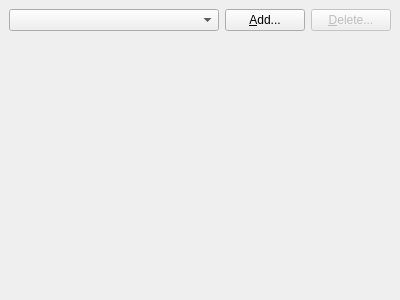
linux-fan-dave/remotecompile, file options/remotesystemoptionsform.ui: the form before one commit.
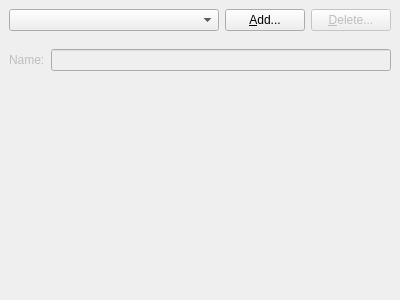
The form after the commit.

Commit message: display the name and allow the user to change

```diff
--- a/options/remotesystemoptionsform.ui
+++ b/options/remotesystemoptionsform.ui
@@ -78,6 +78,18 @@
      <property name="enabled">
       <bool>false</bool>
      </property>
+     <layout class="QFormLayout" name="formLayout">
+      <item row="0" column="0">
+       <widget class="QLabel" name="label">
+        <property name="text">
+         <string>Name:</string>
+        </property>
+       </widget>
+      </item>
+      <item row="0" column="1">
+       <widget class="QLineEdit" name="le_Name"/>
+      </item>
+     </layout>
     </widget>
    </item>
   </layout>
```
The commit also changes 2 other files.
